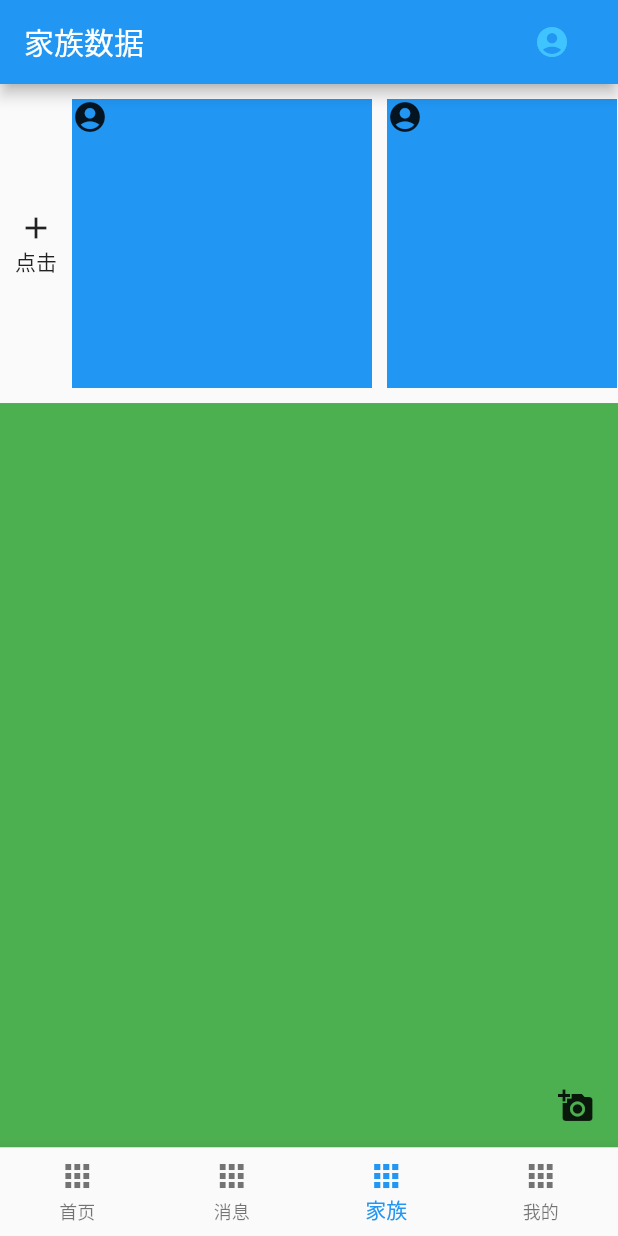
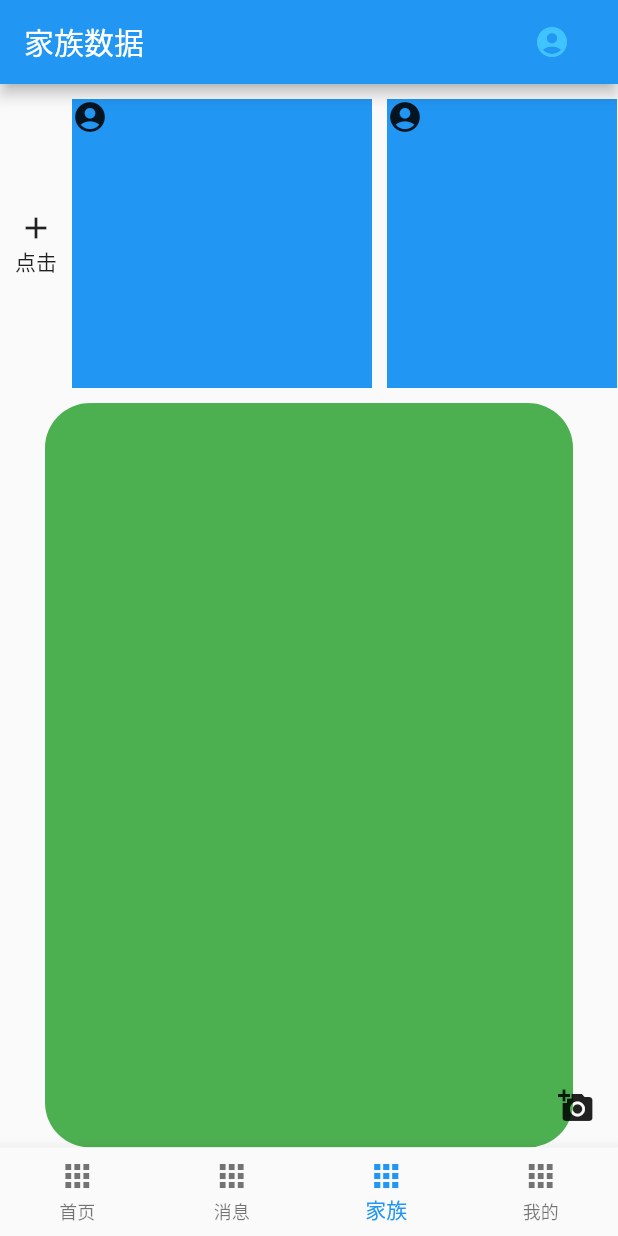
Before and after one commit to Linsugar/family_app, a Flutter app: the screen it shows after launch, item 3 of the bottom bar chosen, on a phone screen of 412 x 824 dp. Run offline on Flutter 3.47's test engine with Material 2 defaults, Android fonts, the phone set to English and light mode, and no system bars; our stand-ins replace dio, fluro, flutter_swiper; network calls fail; statements that could not run were skipped.

Commit message:
修改了边角

```diff
--- a/lib/pages/family/FamilyData.dart
+++ b/lib/pages/family/FamilyData.dart
@@ -45,7 +45,7 @@ class FamilyState extends State<Family>{
               ),)
               ],
             ),),
-            Flexible(flex: 7,child: Container(color: Colors.green,),),
+            Flexible(flex: 7,child: Container(padding: EdgeInsets.only(left: 30,right: 30),child: ClipRRect(borderRadius: BorderRadius.circular(30),child: Container(color: Colors.green,))),),
           ],
         ),
       ),
```
